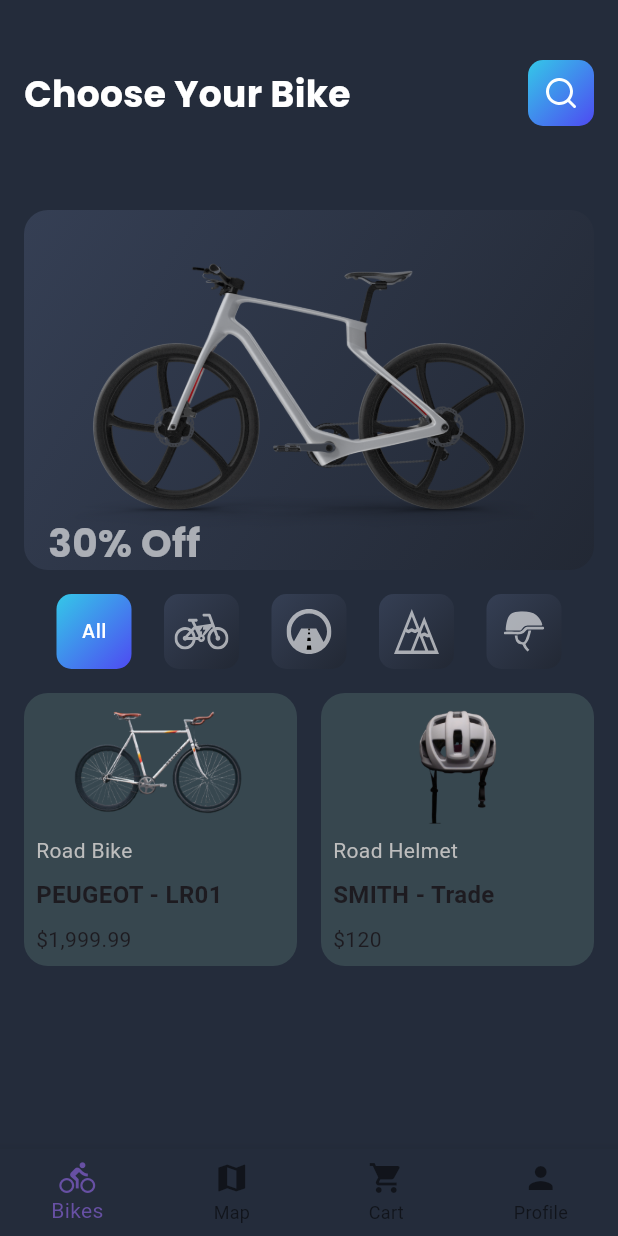
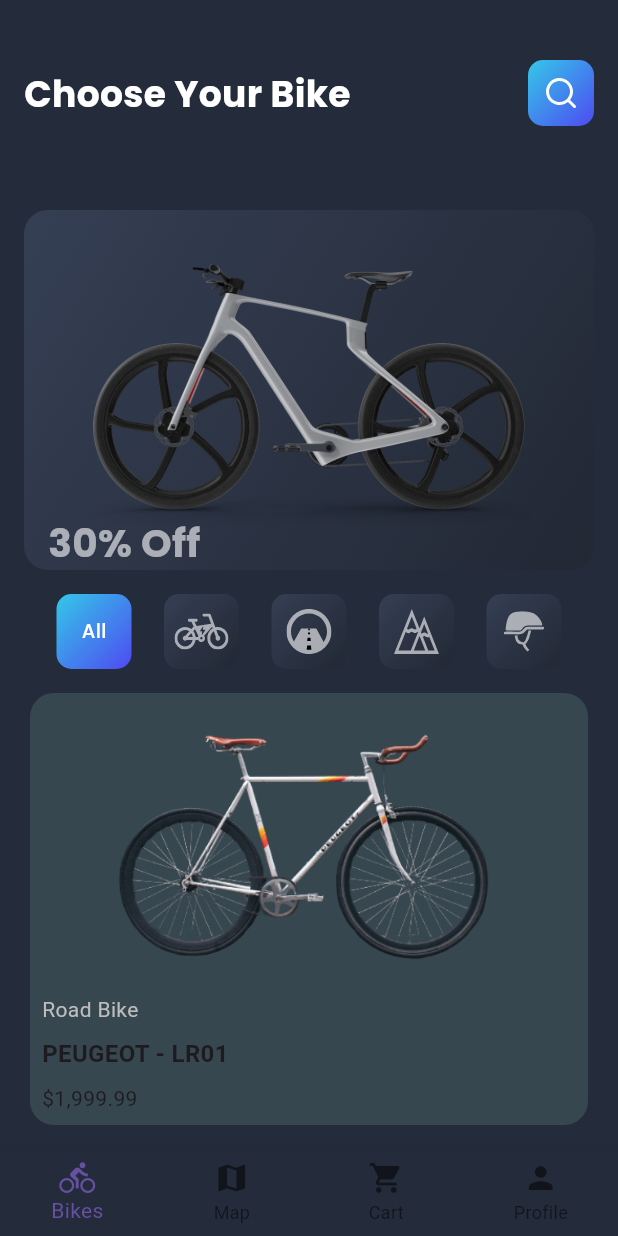
Before and after one commit to fahrizaziz/bikerapps, a Flutter app: the screen it shows after launch, on a phone screen of 412 x 824 dp. Run offline on Flutter 3.47's test engine with Material 3 defaults, Android fonts, the phone set to English and light mode, and no system bars; our stand-ins replace flutter_svg, go_router, google_fonts.

Commit message:
perbaikan code home

```diff
--- a/lib/View/home_view.dart
+++ b/lib/View/home_view.dart
@@ -1,5 +1,6 @@
 import 'package:flutter/material.dart';
 import 'package:flutter_svg/flutter_svg.dart';
+import 'package:go_router/go_router.dart';
 import 'package:google_fonts/google_fonts.dart';
 
 class HomeView extends StatelessWidget {
@@ -176,27 +177,78 @@
                 ),
               ),
               Expanded(
-                child: GridView.count(
-                  crossAxisCount: 2,
-                  padding: const EdgeInsets.all(
+                child: PageView.builder(
+                  itemCount: demoDataProduct.length,
+                  itemBuilder: (context, index) {
+                    return GestureDetector(
+                      onTap: () {
+                        context.push(
+                          '/detail',
+                          extra: {
+                            'category': demoDataProduct[index],
+                          },
+                        );
+                      },
+                      child: Container(
+                        margin: const EdgeInsets.symmetric(
+                          vertical: 16.0,
+                          horizontal: 20.0,
+                        ),
+                        decoration: BoxDecoration(
+                          borderRadius: BorderRadius.circular(
                             16.0,
                           ),
-                  crossAxisSpacing: 16,
-                  mainAxisSpacing: 16,
+                          color: Colors.blueGrey[800],
+                        ),
+                        child: Column(
+                          crossAxisAlignment: CrossAxisAlignment.start,
                           children: [
-                    _productCard(
-                      'Road Bike',
-                      'PEUGEOT - LR01',
-                      '1,999.99',
-                      'assets/image/bigpro.png',
+                            Expanded(
+                              child: ClipRRect(
+                                borderRadius: const BorderRadius.vertical(
+                                  top: Radius.circular(
+                                    16.0,
                                   ),
-                    _productCard(
-                      'Road Helmet',
-                      'SMITH - Trade',
-                      '120',
-                      'assets/image/helmet.png',
+                                ),
+                                child: Center(
+                                  child: Image.asset(
+                                    demoDataProduct[index]['image'],
+                                    fit: BoxFit.cover,
+                                  ),
+                                ),
+                              ),
+                            ),
+                            Padding(
+                              padding: const EdgeInsets.all(8.0),
+                              child: Text(
+                                demoDataProduct[index]['category'],
+                                style: TextStyle(
+                                  color: Colors.grey[400],
+                                ),
+                              ),
+                            ),
+                            Padding(
+                              padding:
+                                  const EdgeInsets.symmetric(horizontal: 8.0),
+                              child: Text(
+                                demoDataProduct[index]['name'],
+                                style: const TextStyle(
+                                  fontWeight: FontWeight.bold,
+                                  fontSize: 16.0,
+                                ),
+                              ),
+                            ),
+                            Padding(
+                              padding: const EdgeInsets.all(8.0),
+                              child: Text(
+                                '\$' + demoDataProduct[index]['price'],
+                              ),
                             ),
                           ],
+                        ),
+                      ),
+                    );
+                  },
                 ),
               ),
             ],
@@ -232,64 +284,24 @@
   }
 }
 
-Widget _productCard(
-  String category,
-  String name,
-  String price,
-  String image,
-) {
-  return Container(
-    decoration: BoxDecoration(
-      borderRadius: BorderRadius.circular(
-        16.0,
-      ),
-      color: Colors.blueGrey[800],
-    ),
-    child: Column(
-      crossAxisAlignment: CrossAxisAlignment.start,
-      children: [
-        Expanded(
-          child: ClipRRect(
-            borderRadius: const BorderRadius.vertical(
-              top: Radius.circular(
-                16.0,
-              ),
-            ),
-            child: Center(
-              child: Image.asset(
-                image,
-                fit: BoxFit.cover,
-              ),
-            ),
-          ),
-        ),
-        Padding(
-          padding: const EdgeInsets.all(8.0),
-          child: Text(
-            category,
-            style: TextStyle(
-              color: Colors.grey[400],
-            ),
-          ),
-        ),
-        Padding(
-          padding: const EdgeInsets.symmetric(horizontal: 8.0),
-          child: Text(
-            name,
-            style: const TextStyle(
-              fontWeight: FontWeight.bold,
-              fontSize: 16.0,
-            ),
-          ),
-        ),
-        Padding(
-          padding: const EdgeInsets.all(8.0),
-          child: Text('\$$price'),
-        ),
-      ],
-    ),
-  );
+List<Map<String, dynamic>> demoDataProduct = [
+  {
+    'category': 'Road Bike',
+    'name': 'PEUGEOT - LR01',
+    'price': '1,999.99',
+    'image': 'assets/image/bigpro.png',
+    'description':
+        "The LR01 uses the same design as the most iconic bikes from PEUGEOT Cycles' 130-year history and combines it with agile, dynamic performance that's perfectly suited to navigating today's cities. As well as a lugged steel frame and iconic PEUGEOT black-and-white chequer design, this city bike also features a 16-speed Shimano Claris drivetrain.",
+  },
+  {
+    'category': 'Road Helmet',
+    'name': 'SMITH - Trade',
+    'price': '120',
+    'image': 'assets/image/helmet.png',
+    'description':
+        "The LR01 uses the same design as the most iconic bikes from PEUGEOT Cycles' 130-year history and combines it with agile, dynamic performance that's perfectly suited to navigating today's cities. As well as a lugged steel frame and iconic PEUGEOT black-and-white chequer design, this city bike also features a 16-speed Shimano Claris drivetrain.",
   }
+];
 
 class Category extends StatelessWidget {
   final String? text;
```
Lines whose indentation alone changed are shown as unchanged.
